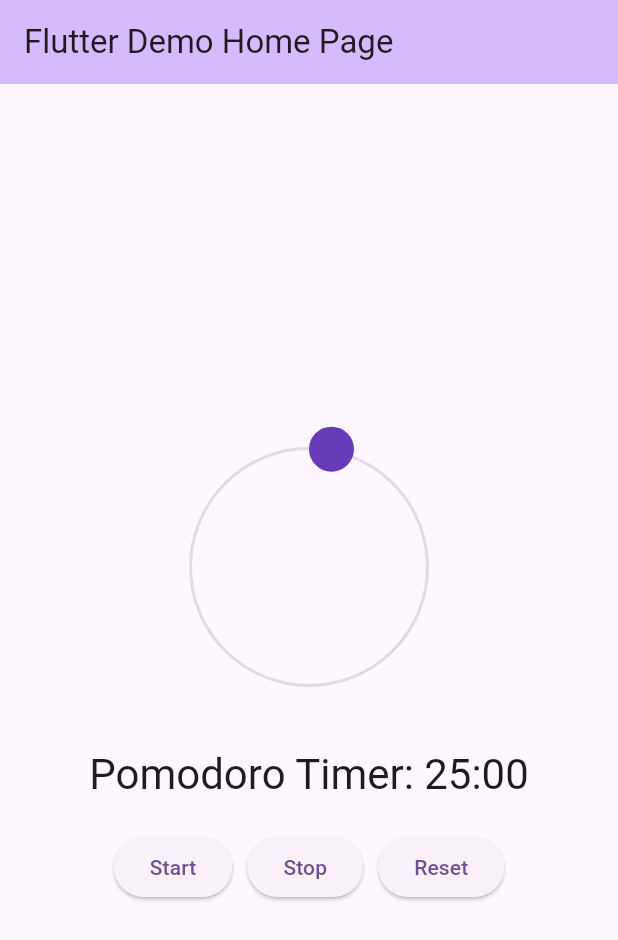
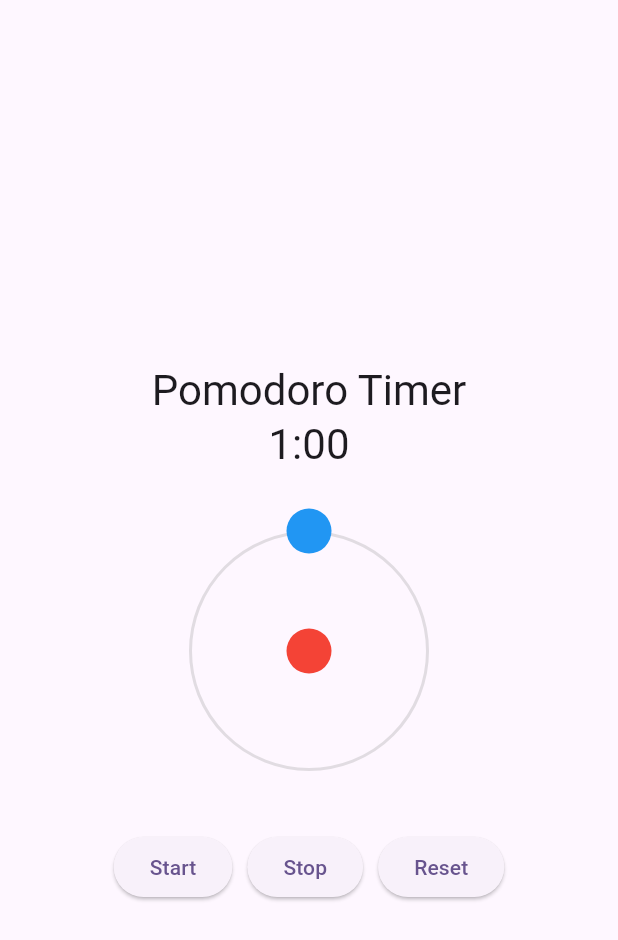
Before and after one commit to yamamomo2022/cosmic_pomo, a Flutter app: the screen it shows after launch, on a phone screen of 412 x 824 dp. Shown: the top 940 px of the screen. Run offline on Flutter 3.47's test engine with Material 3 defaults, Android fonts, the phone set to English and light mode, and no system bars.

Commit message:
feat: enhance Pomodoro timer with interactive orbital animation
- Updated timer duration to match user-defined settings.
- Initialized animation controller based on the timer duration.
- Synchronized animation progress with timer countdown.
- Added interactive planet orbiting around a sun, allowing users to adjust the timer by dragging.
- Improved variable naming for clarity in orbital calculations.

```diff
--- a/lib/main.dart
+++ b/lib/main.dart
@@ -1,5 +1,6 @@
 import 'dart:async'; // Add this import for Timer
-import 'dart:math' show pi, cos, sin; // Add this import for circular motion
+import 'dart:math'
+    show pi, cos, sin, atan2; // Add this import for circular motion
 
 import 'package:flutter/material.dart';
 
@@ -33,7 +34,7 @@
 
 class _MyHomePageState extends State<MyHomePage>
     with SingleTickerProviderStateMixin {
-  static const int _pomodoroDuration = 25 * 60; // 25 minutes
+  static const int _pomodoroDuration = 1 * 60; // 25 minutes
   int _remainingTime = _pomodoroDuration;
   Timer? _timer;
 
@@ -45,20 +46,17 @@
   void initState() {
     super.initState();
 
-    // Initialize animation controller
+    // タイマーの総時間に合わせたアニメーションコントローラの初期化
     _animationController = AnimationController(
-      duration: const Duration(seconds: 10),
+      duration: const Duration(seconds: _pomodoroDuration),
       vsync: this,
     );
 
-    // Create animation that repeats continuously
+    // タイマーと逆方向に動くアニメーション（タイマーが減るにつれて惑星は進む）
     _animation = Tween<double>(
       begin: 0,
       end: 2 * pi,
     ).animate(_animationController);
-
-    // Start the animation
-    _animationController.repeat();
   }
 
   @override
@@ -72,10 +70,21 @@
     if (_timer != null) {
       _timer!.cancel();
     }
+
+    // タイマーとアニメーションの同期に必要な変数
+    final totalDuration = _pomodoroDuration.toDouble();
+    final currentProgress = _remainingTime / totalDuration;
+
+    // アニメーションを現在のタイマー位置から開始
+    _animationController.value = 1.0 - currentProgress;
+
+    // タイマーが減るにつれてアニメーションが進む
     _timer = Timer.periodic(const Duration(seconds: 1), (timer) {
       setState(() {
         if (_remainingTime > 0) {
           _remainingTime--;
+          // タイマーの進行に合わせてアニメーション位置を更新
+          _animationController.value = 1.0 - (_remainingTime / totalDuration);
         } else {
           _timer!.cancel();
         }
@@ -87,6 +96,8 @@
     if (_timer != null) {
       _timer!.cancel();
     }
+    // アニメーションも停止
+    _animationController.stop();
   }
 
   void _resetTimer() {
@@ -95,6 +106,8 @@
       if (_timer != null) {
         _timer!.cancel();
       }
+      // アニメーションをリセット
+      _animationController.value = 0.0;
     });
   }
 
@@ -104,40 +117,53 @@
     return '$minutes:${remainingSeconds.toString().padLeft(2, '0')}';
   }
 
-  // ...existing timer methods...
-
   @override
   Widget build(BuildContext context) {
     return Scaffold(
-      appBar: AppBar(
-        backgroundColor: Theme.of(context).colorScheme.inversePrimary,
-        title: Text(widget.title),
-      ),
+      // ...existing code...
       body: Center(
         child: Column(
           mainAxisAlignment: MainAxisAlignment.center,
           children: <Widget>[
-            // Circular motion animation
+            const SizedBox(height: 20),
+            Text(
+              'Pomodoro Timer',
+              style: Theme.of(context).textTheme.headlineMedium,
+            ),
+            Text(
+              _formatTime(_remainingTime),
+              style: Theme.of(context).textTheme.headlineMedium,
+            ),
+            const SizedBox(height: 20),
+            // 円運動アニメーション
             SizedBox(
               height: 200,
               width: 200,
               child: AnimatedBuilder(
                 animation: _animation,
                 builder: (context, child) {
-                  // Calculate position in circular path
-                  final radius = 80.0;
-                  final centerX = 100.0;
-                  final centerY = 100.0;
-                  final x = centerX + radius * cos(_animation.value);
-                  final y = centerY + radius * sin(_animation.value);
+                  // Orbital parameters with descriptive names
+                  const double orbitRadius = 80.0;
+                  const double centerX = 100.0;
+                  const double centerY = 100.0;
+                  const double celestialBodySize = 30.0;
+                  const double celestialBodyRadius = celestialBodySize / 2;
+
+                  // Calculate planet position - subtract pi/2 to start from top position
+                  // When animation.value is 0, planet will be at 12 o'clock position
+                  final double planetAngle = _animation.value - (pi / 2);
+                  final double planetX =
+                      centerX + orbitRadius * cos(planetAngle);
+                  final double planetY =
+                      centerY + orbitRadius * sin(planetAngle);
 
                   return Stack(
                     children: [
-                      // Circular path (optional)
+                      // Orbit path
                       Center(
                         child: Container(
-                          width: radius * 2,
-                          height: radius * 2,
+                          width: orbitRadius * 2,
+                          height: orbitRadius * 2,
                           decoration: BoxDecoration(
                             shape: BoxShape.circle,
                             border: Border.all(
@@ -147,16 +173,69 @@
                           ),
                         ),
                       ),
-                      // Moving circular object
+                      // Sun at the center of the orbit
                       Positioned(
-                        left: x - 15, // Adjust for circle radius
-                        top: y - 15, // Adjust for circle radius
+                        left: centerX - celestialBodyRadius,
+                        top: centerY - celestialBodyRadius,
                         child: Container(
-                          width: 30,
-                          height: 30,
+                          width: celestialBodySize,
+                          height: celestialBodySize,
                           decoration: const BoxDecoration(
-                            color: Colors.deepPurple,
+                            color: Colors.red,
                             shape: BoxShape.circle,
+                          ),
+                        ),
+                      ),
+                      // Interactive planet orbiting around the sun
+                      Positioned(
+                        left: planetX - celestialBodyRadius,
+                        top: planetY - celestialBodyRadius,
+                        child: GestureDetector(
+                          onPanUpdate: (details) {
+                            // Calculate drag position relative to orbit center
+                            final double dragX =
+                                details.localPosition.dx +
+                                planetX -
+                                celestialBodyRadius -
+                                centerX;
+                            final double dragY =
+                                details.localPosition.dy +
+                                planetY -
+                                celestialBodyRadius -
+                                centerY;
+
+                            // Calculate angle from drag position (atan2 gives angle in radians)
+                            double newAngle = atan2(dragY, dragX) + (pi / 2);
+                            if (newAngle < 0) newAngle += 2 * pi;
+
+                            // Convert to normalized progress value (0.0 to 1.0)
+                            final double progressValue = newAngle / (2 * pi);
+
+                            // Update animation and timer
+                            setState(() {
+                              // Update animation controller
+                              _animationController.value = progressValue;
+
+                              // Update timer based on new position
+                              final int newRemainingTime =
+                                  (_pomodoroDuration * (1.0 - progressValue))
+                                      .round();
+                              _remainingTime = newRemainingTime;
+
+                              // Stop existing timer
+                              if (_timer != null) {
+                                _timer!.cancel();
+                                _timer = null;
+                              }
+                            });
+                          },
+                          child: Container(
+                            width: celestialBodySize,
+                            height: celestialBodySize,
+                            decoration: const BoxDecoration(
+                              color: Colors.blue,
+                              shape: BoxShape.circle,
+                            ),
                           ),
                         ),
                       ),
@@ -164,11 +243,6 @@
                   );
                 },
               ),
-            ),
-            const SizedBox(height: 20),
-            Text(
-              'Pomodoro Timer: ${_formatTime(_remainingTime)}',
-              style: Theme.of(context).textTheme.headlineMedium,
             ),
             const SizedBox(height: 20),
             Row(
```
